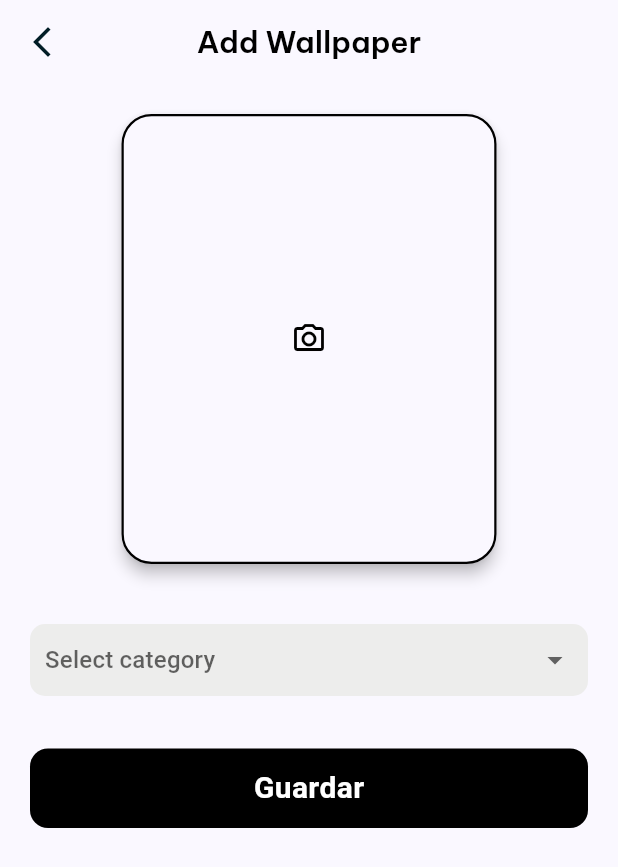
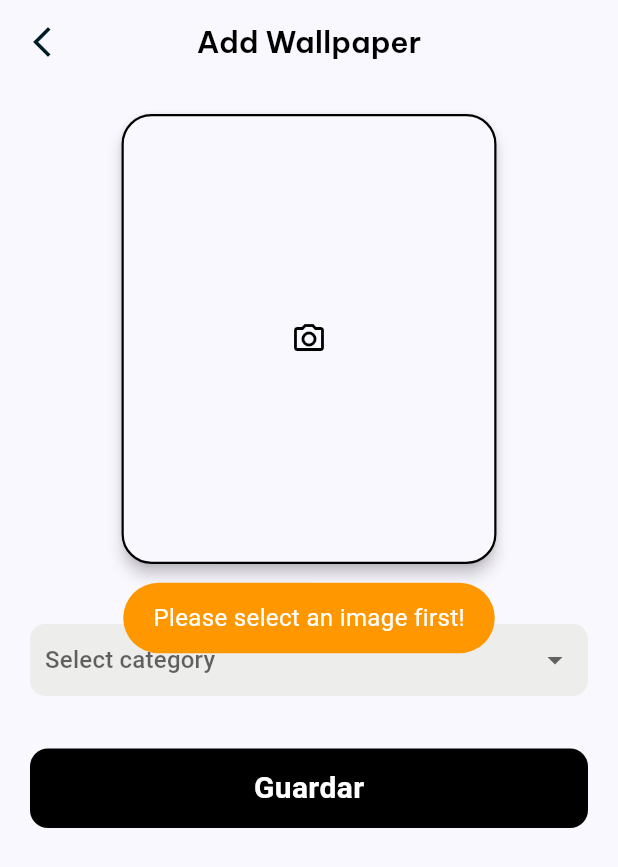
Before and after one commit to tobias-tj/PixWall, a Flutter app: the AddWallpaper screen opened directly, after a tap on "Guardar", on a phone screen of 412 x 824 dp. Shown: the top 867 px of the screen. Run offline on Flutter 3.47's test engine with Material 3 defaults, Android fonts, the phone set to English and light mode, and no system bars; our stand-ins replace carousel_slider, cloud_firestore, curved_navigation_bar, dio, firebase_core, fluttertoast and 3 more; missing offline and left inert: uploadthing; accounts and stored records are empty.

Commit message:
Se agrega el uso de uploathing para almacenar nuestras imagenes de manera dinamica. Tambien se empieza el desarrollo de imagenes por categorias

```diff
--- a/lib/admin/add_wallpaper.dart
+++ b/lib/admin/add_wallpaper.dart
@@ -1,7 +1,14 @@
 import 'dart:io';
 
 import 'package:flutter/material.dart';
+import 'package:fluttertoast/fluttertoast.dart';
 import 'package:image_picker/image_picker.dart';
+import 'package:pix_wall/services/database.dart';
+import 'package:random_string/random_string.dart';
+import 'package:uploadthing/uploadthing.dart';
+
+final uploadThing = UploadThing(
+    'sk_live_5c7fda7f22084eb548eb251efabb49aad2ad8ee992593a878fde18e9d299a2ad');
 
 class AddWallpaper extends StatefulWidget {
   const AddWallpaper({super.key});
@@ -27,6 +34,65 @@ class _AddWallpaperState extends State<AddWallpaper> {
     selectedImage = File(image!.path);
 
     setState(() {});
+  }
+
+  Future<void> uploadItem() async {
+    if (selectedImage != null) {
+      try {
+        // Llama al método `uploadFiles` de la librería uploadthing
+        await uploadThing.uploadFiles([selectedImage!]);
+
+        if (uploadThing.uploadedFilesData.isNotEmpty) {
+          // Obtiene la URL de la imagen subida
+          final String downloadUrl =
+              uploadThing.uploadedFilesData.first['url'] as String;
+
+          // Genera un ID aleatorio
+          String addId = randomAlphaNumeric(10);
+
+          // Crea el mapa para la base de datos
+          Map<String, dynamic> addItem = {
+            "Image": downloadUrl,
+            "Id": addId,
+          };
+
+          // Agrega el wallpaper a la base de datos
+          await DatabaseMethods().addWallpaper(addItem, addId, value!);
+
+          // Muestra un mensaje de éxito
+          Fluttertoast.showToast(
+            msg: "Wallpaper has been added successfully!",
+            toastLength: Toast.LENGTH_SHORT,
+            gravity: ToastGravity.CENTER,
+            backgroundColor: Colors.green,
+            textColor: Colors.white,
+            fontSize: 16.0,
+          );
+        } else {
+          throw Exception('Failed to upload image.');
+        }
+      } catch (e) {
+        // Manejo de errores
+        Fluttertoast.showToast(
+          msg: "Failed to upload image: $e",
+          toastLength: Toast.LENGTH_LONG,
+          gravity: ToastGravity.CENTER,
+          backgroundColor: Colors.red,
+          textColor: Colors.white,
+          fontSize: 16.0,
+        );
+      }
+    } else {
+      // Si no hay imagen seleccionada
+      Fluttertoast.showToast(
+        msg: "Please select an image first!",
+        toastLength: Toast.LENGTH_SHORT,
+        gravity: ToastGravity.CENTER,
+        backgroundColor: Colors.orange,
+        textColor: Colors.white,
+        fontSize: 16.0,
+      );
+    }
   }
 
   @override
@@ -129,7 +195,9 @@ class _AddWallpaperState extends State<AddWallpaper> {
               height: 35.0,
             ),
             GestureDetector(
-              onTap: () {},
+              onTap: () {
+                uploadItem();
+              },
               child: Container(
                 padding: EdgeInsets.symmetric(vertical: 12.0),
                 margin: EdgeInsets.symmetric(horizontal: 20.0),
--- a/lib/main.dart
+++ b/lib/main.dart
@@ -1,9 +1,12 @@
 import 'package:flutter/material.dart';
 import 'package:pix_wall/admin/admin_login.dart';
 import 'package:firebase_core/firebase_core.dart';
+import 'package:uploadthing/uploadthing.dart';
 
 void main() async {
   WidgetsFlutterBinding.ensureInitialized();
+  final uploadThing = UploadThing(
+      'sk_live_5c7fda7f22084eb548eb251efabb49aad2ad8ee992593a878fde18e9d299a2ad');
   await Firebase.initializeApp();
   runApp(const MyApp());
 }
--- a/pubspec.yaml
+++ b/pubspec.yaml
@@ -36,9 +36,11 @@ dependencies:
   firebase_core: ^3.10.0
   flutter:
     sdk: flutter
+  fluttertoast: ^8.2.10
   image_picker: ^1.1.2
   random_string: ^2.3.1
   smooth_page_indicator: ^1.2.0+3
+  uploadthing: ^1.0.3
 
 dev_dependencies:
   flutter_lints: ^5.0.0
```
Also changed, not shown: lib/pages/all_wallpaper.dart (added, +34 -0 lines), lib/services/database.dart (+11 -0 lines), pubspec.lock, 2 other files.
